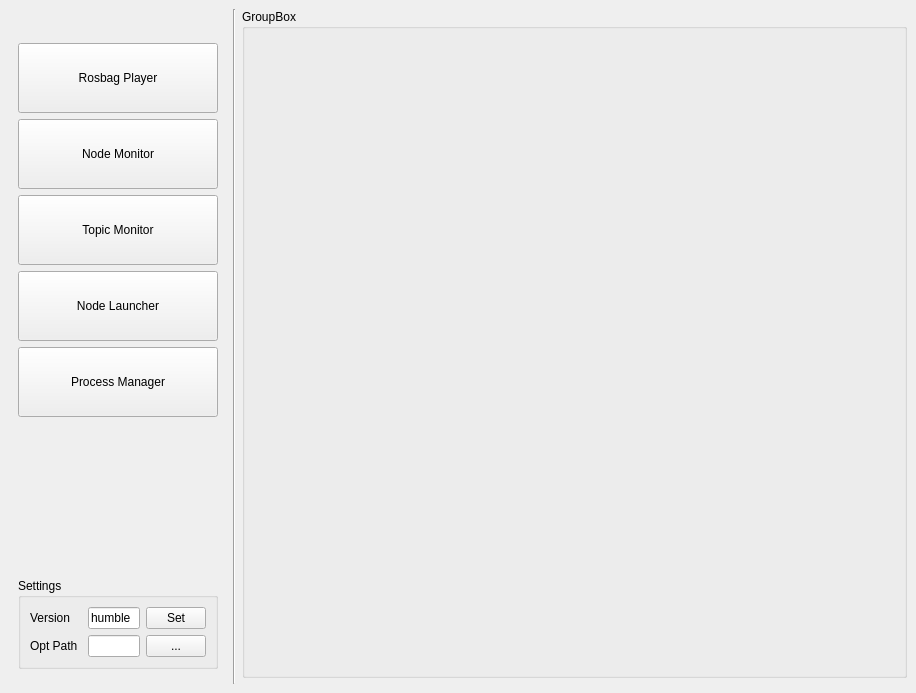
Qt form ui/main.ui (yyamazaki933/rosif) before a commit.
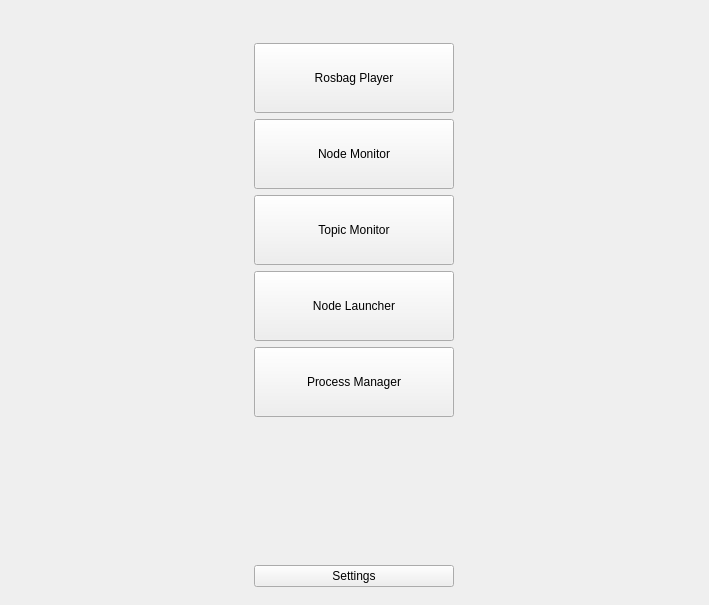
The same form after that commit. Icons and pictures are not drawn.

The edit to the form file:
```diff
--- a/ui/main.ui
+++ b/ui/main.ui
@@ -6,8 +6,8 @@
    <rect>
     <x>0</x>
     <y>0</y>
-    <width>916</width>
-    <height>693</height>
+    <width>709</width>
+    <height>605</height>
    </rect>
   </property>
   <property name="windowTitle">
@@ -21,44 +21,6 @@
     </sizepolicy>
    </property>
    <layout class="QGridLayout" name="gridLayout">
-    <item row="0" column="2">
-     <widget class="QGroupBox" name="main_win">
-      <property name="title">
-       <string>GroupBox</string>
-      </property>
-      <layout class="QVBoxLayout" name="verticalLayout">
-       <property name="spacing">
-        <number>0</number>
-       </property>
-       <property name="leftMargin">
-        <number>0</number>
-       </property>
-       <property name="topMargin">
-        <number>0</number>
-       </property>
-       <property name="rightMargin">
-        <number>0</number>
-       </property>
-       <property name="bottomMargin">
-        <number>0</number>
-       </property>
-       <item>
-        <layout class="QVBoxLayout" name="main_box">
-         <property name="spacing">
-          <number>0</number>
-         </property>
-        </layout>
-       </item>
-      </layout>
-     </widget>
-    </item>
-    <item row="0" column="1" rowspan="2">
-     <widget class="Line" name="line">
-      <property name="orientation">
-       <enum>Qt::Vertical</enum>
-      </property>
-     </widget>
-    </item>
     <item row="0" column="0">
      <widget class="QWidget" name="widget" native="true">
       <property name="sizePolicy">
@@ -215,105 +177,10 @@
         </spacer>
        </item>
        <item>
-        <widget class="QGroupBox" name="groupBox">
-         <property name="sizePolicy">
-          <sizepolicy hsizetype="Preferred" vsizetype="Fixed">
-           <horstretch>0</horstretch>
-           <verstretch>0</verstretch>
-          </sizepolicy>
-         </property>
-         <property name="title">
+        <widget class="QPushButton" name="pb_setting">
+         <property name="text">
           <string>Settings</string>
          </property>
-         <layout class="QGridLayout" name="gridLayout_2">
-          <item row="2" column="0">
-           <widget class="QLabel" name="label_2">
-            <property name="text">
-             <string>Opt Path</string>
-            </property>
-           </widget>
-          </item>
-          <item row="0" column="2">
-           <widget class="QLineEdit" name="le_distro">
-            <property name="sizePolicy">
-             <sizepolicy hsizetype="Ignored" vsizetype="Fixed">
-              <horstretch>0</horstretch>
-              <verstretch>0</verstretch>
-             </sizepolicy>
-            </property>
-            <property name="text">
-             <string>humble</string>
-            </property>
-           </widget>
-          </item>
-          <item row="0" column="0">
-           <widget class="QLabel" name="label">
-            <property name="text">
-             <string>Version</string>
-            </property>
-           </widget>
-          </item>
-          <item row="2" column="2">
-           <widget class="QLineEdit" name="le_path">
-            <property name="sizePolicy">
-             <sizepolicy hsizetype="Ignored" vsizetype="Fixed">
-              <horstretch>0</horstretch>
-              <verstretch>0</verstretch>
-             </sizepolicy>
-            </property>
-           </widget>
-          </item>
-          <item row="0" column="3">
-           <widget class="QPushButton" name="pb_rosdistro">
-            <property name="sizePolicy">
-             <sizepolicy hsizetype="Fixed" vsizetype="Fixed">
-              <horstretch>0</horstretch>
-              <verstretch>0</verstretch>
-             </sizepolicy>
-            </property>
-            <property name="minimumSize">
-             <size>
-              <width>60</width>
-              <height>0</height>
-             </size>
-            </property>
-            <property name="maximumSize">
-             <size>
-              <width>60</width>
-              <height>16777215</height>
-             </size>
-            </property>
-            <property name="text">
-             <string>Set</string>
-            </property>
-           </widget>
-          </item>
-          <item row="2" column="3">
-           <widget class="QPushButton" name="pb_path">
-            <property name="sizePolicy">
-             <sizepolicy hsizetype="Fixed" vsizetype="Fixed">
-              <horstretch>0</horstretch>
-              <verstretch>0</verstretch>
-             </sizepolicy>
-            </property>
-            <property name="minimumSize">
-             <size>
-              <width>60</width>
-              <height>0</height>
-             </size>
-            </property>
-            <property name="maximumSize">
-             <size>
-              <width>60</width>
-              <height>16777215</height>
-             </size>
-            </property>
-            <property name="text">
-             <string>...</string>
-            </property>
-           </widget>
-          </item>
-         </layout>
         </widget>
        </item>
       </layout>
```
Left out of the diff: 7 changed lines with no effect on the pictures.
